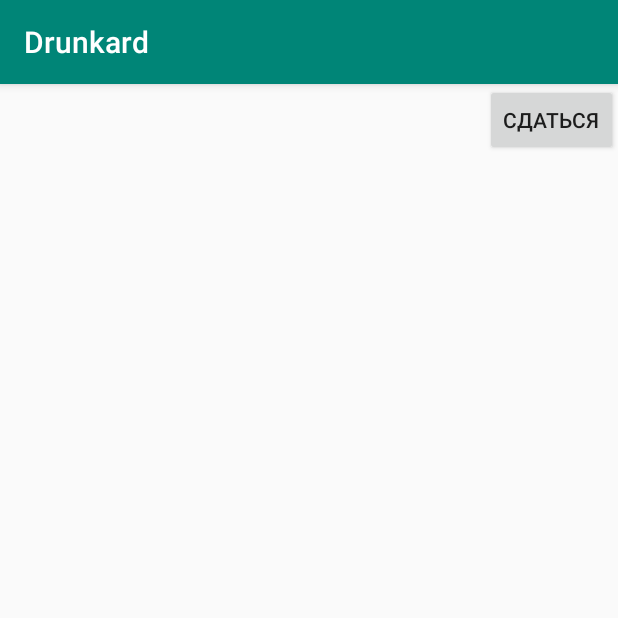
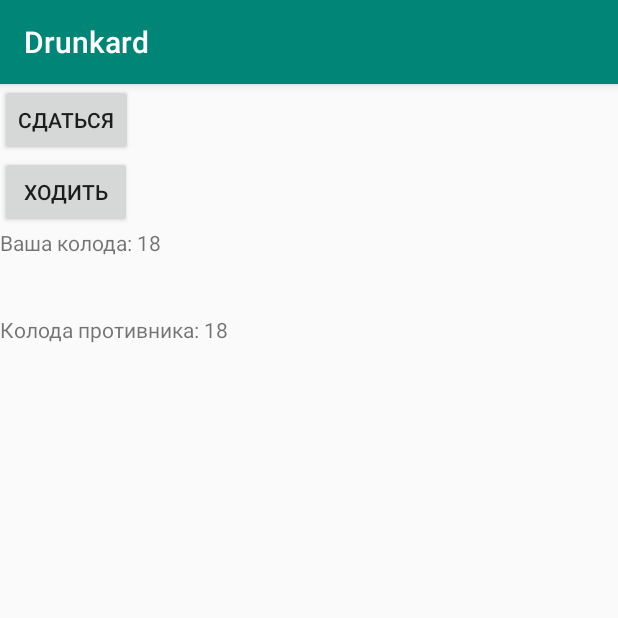
Before and after one commit to petralfrolov/Drunkard-the-game, an Android app: the ThirdActivity screen opened directly, with no data from a screen before it, on a phone screen of 412 x 824 dp, the top half of it. Run offline under Robolectric (Android 15) with nearby library versions, the phone set to English and light mode, and no system bars.

Commit message:
Class game

```diff
--- a/app/src/main/java/com/example/drunkard/ClassDeck.kt
+++ b/app/src/main/java/com/example/drunkard/ClassDeck.kt
@@ -10,6 +10,7 @@ class Deck() {
 
     fun AddCard(card : Card) {
         deck = deck.plus(card)
+        size++
     }
 
     fun GetLastCard() : Card {
--- a/app/src/main/java/com/example/drunkard/CommonDrunkGame.kt
+++ b/app/src/main/java/com/example/drunkard/CommonDrunkGame.kt
@@ -35,4 +35,12 @@ class Drunkgame() {
         }
         return true
     }
+
+    fun GetYourDeckSize() : Int {
+        return yourDeck.GetDeckSize()
+    }
+
+    fun GetEnemyDeckSize() : Int {
+        return enemyDeck.GetDeckSize()
+    }
 }
--- a/app/src/main/java/com/example/drunkard/ThirdActivity.kt
+++ b/app/src/main/java/com/example/drunkard/ThirdActivity.kt
@@ -3,15 +3,39 @@ package com.example.drunkard
 import android.content.Intent
 import android.support.v7.app.AppCompatActivity
 import android.os.Bundle
+import android.util.Log
 import android.view.View
 import android.widget.Toast
 import com.example.drunkard.R
+import kotlinx.android.synthetic.main.activity_third.*
 
 class ThirdActivity : AppCompatActivity() {
 
     override fun onCreate(savedInstanceState: Bundle?) {
         super.onCreate(savedInstanceState)
         setContentView(R.layout.activity_third)
+        var game = Drunkgame()
+        yourDeck.text = "Ваша колода: " + game.GetYourDeckSize().toString()
+        enemyDeck.text = "Колода противника: " + game.GetEnemyDeckSize().toString()
+        fun OnClickStartTurn(view: View) {
+            game.StartTurn()
+            yourCard.text = game.yourCard.GetCardText()
+            Log.d("Check", game.yourCard.GetCardText())
+            Log.d("Check", yourCard.text.toString())
+            enemyCard.text = game.enemyCard.GetCardText()
+            yourDeck.text = "Ваша колода: " + game.GetYourDeckSize().toString()
+            enemyDeck.text = "Колода противника: " + game.GetEnemyDeckSize().toString()
+            game.EndTurn()
+
+            Thread.sleep(500)
+
+            yourCard.text = "-"
+            enemyCard.text = "-"
+            yourDeck.text = "Ваша колода: " + game.GetYourDeckSize().toString()
+            enemyDeck.text = "Колода противника: " + game.GetEnemyDeckSize().toString()
+
+        }
+        button_start_turn.setOnClickListener(::OnClickStartTurn)
     }
     fun movemenu(view: View){
         val moveIntent = Intent (this, MainActivity::class.java)
--- a/app/src/main/res/layout/activity_third.xml
+++ b/app/src/main/res/layout/activity_third.xml
@@ -1,18 +1,37 @@
 <?xml version="1.0" encoding="utf-8"?>
-<android.support.constraint.ConstraintLayout
+<LinearLayout
         xmlns:android="http://schemas.android.com/apk/res/android"
         xmlns:tools="http://schemas.android.com/tools"
         xmlns:app="http://schemas.android.com/apk/res-auto"
         android:layout_width="match_parent"
-        android:layout_height="match_parent">
-    <LinearLayout android:layout_width="match_parent" android:layout_height="match_parent">
-        <RelativeLayout android:layout_width="match_parent" android:layout_height="match_parent">
-            <Button android:layout_width="wrap_content" android:layout_height="wrap_content"
-                    android:layout_alignParentRight="true"
-                    android:layout_alignParentTop="true"
-                    android:text="Сдаться"
-                    android:onClick="movemenu"
-            />
-        </RelativeLayout>
-    </LinearLayout>
-</android.support.constraint.ConstraintLayout>
+        android:layout_height="match_parent"
+        android:orientation="vertical">
+
+    <Button android:layout_width="wrap_content"
+            android:layout_height="wrap_content"
+            android:text="Сдаться"
+            android:id="@+id/button_sdatsa"
+            android:onClick="movemenu"/>
+
+    <Button android:layout_width="wrap_content"
+            android:layout_height="wrap_content"
+            android:text="Ходить"
+            android:id="@+id/button_start_turn"/>
+    <TextView android:layout_width="wrap_content"
+              android:layout_height="wrap_content"
+            android:text="Ваша колода: "
+            android:id="@+id/yourDeck"/>
+    <TextView android:layout_width="wrap_content"
+              android:layout_height="wrap_content"
+              android:text=""
+              android:id="@+id/yourCard"/>
+    <TextView android:layout_width="wrap_content"
+              android:layout_height="wrap_content"
+              android:text=""
+              android:id="@+id/enemyCard"/>
+    <TextView android:layout_width="wrap_content"
+              android:layout_height="wrap_content"
+              android:text="Колода противника: "
+              android:id="@+id/enemyDeck"/>
+
+</LinearLayout>
```
Also changed, not shown: 1 other file.
